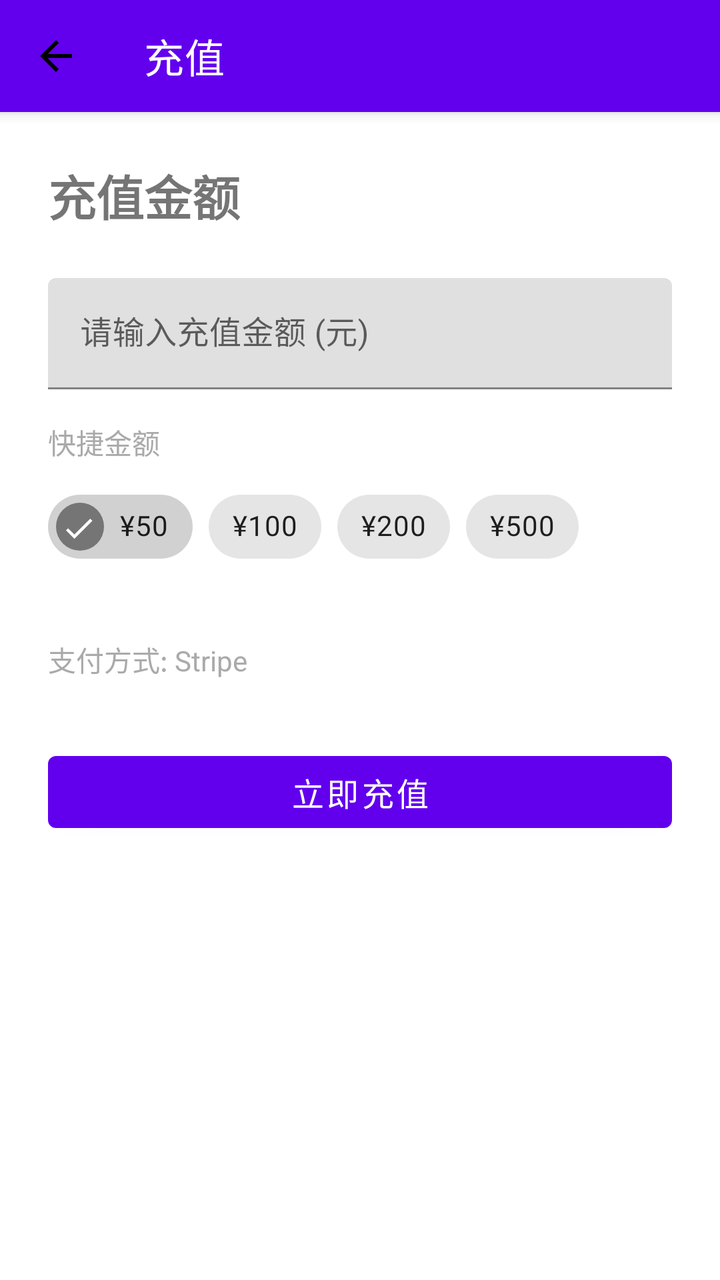
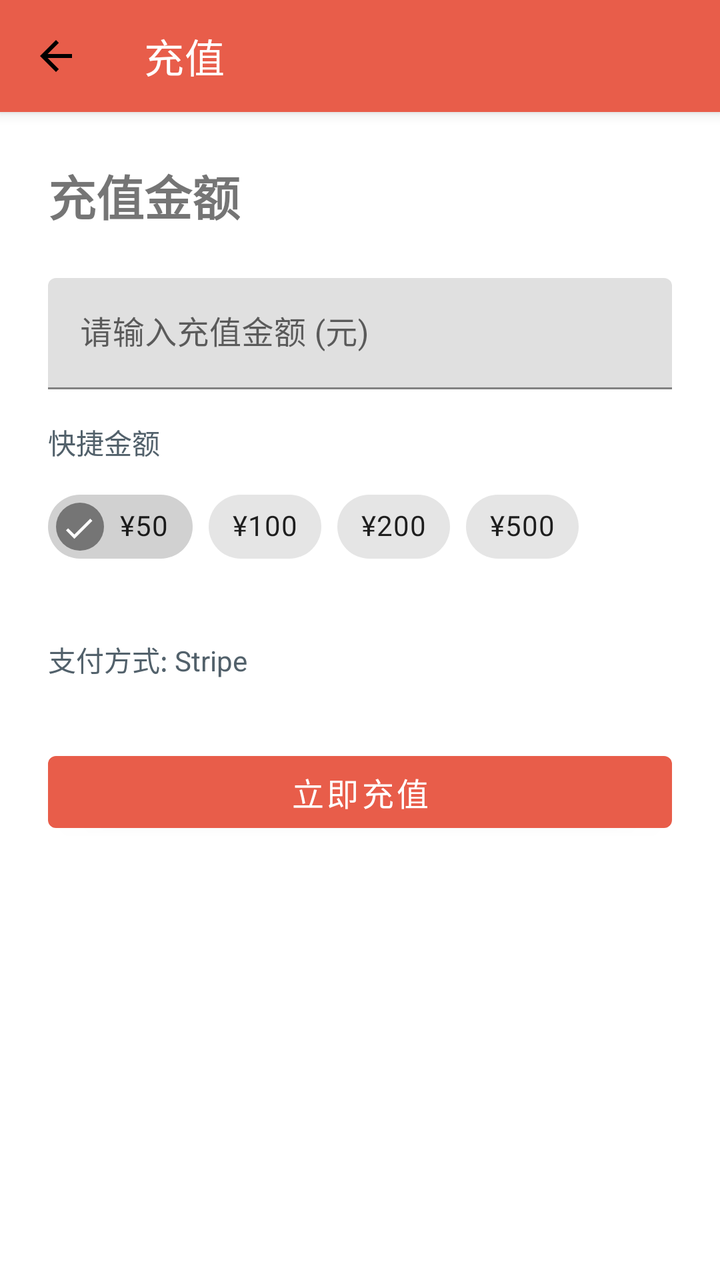

Before-and-after screenshots of an Android layout around one commit, followed by the original layout XML and the change that was made.
<!-- AndroidManifest.xml: activity theme Theme.WeightLossBetting -->
<!-- res/layout/activity_charge.xml -->
<?xml version="1.0" encoding="utf-8"?>
<LinearLayout xmlns:android="http://schemas.android.com/apk/res/android"
    xmlns:app="http://schemas.android.com/apk/res-auto"
    android:layout_width="match_parent"
    android:layout_height="match_parent"
    android:orientation="vertical">

    <com.google.android.material.appbar.MaterialToolbar
        android:id="@+id/toolbar"
        android:layout_width="match_parent"
        android:layout_height="?attr/actionBarSize"
        android:background="?attr/colorPrimary"
        android:elevation="4dp"
        app:title="充值"
        app:titleTextColor="@android:color/white"
        app:navigationIcon="@drawable/ic_arrow_back" />

    <LinearLayout
        android:layout_width="match_parent"
        android:layout_height="wrap_content"
        android:orientation="vertical"
        android:padding="24dp">

        <TextView
            android:layout_width="wrap_content"
            android:layout_height="wrap_content"
            android:text="充值金额"
            android:textSize="24sp"
            android:textStyle="bold"
            android:layout_marginBottom="24dp" />

        
        <com.google.android.material.textfield.TextInputLayout
            android:layout_width="match_parent"
            android:layout_height="wrap_content"
            android:hint="请输入充值金额 (元)"
            android:layout_marginBottom="16dp">

            <com.google.android.material.textfield.TextInputEditText
                android:id="@+id/etAmount"
                android:layout_width="match_parent"
                android:layout_height="wrap_content"
                android:inputType="numberDecimal" />
        </com.google.android.material.textfield.TextInputLayout>

        
        <TextView
            android:layout_width="wrap_content"
            android:layout_height="wrap_content"
            android:text="快捷金额"
            android:textSize="14sp"
            android:textColor="@android:color/darker_gray"
            android:layout_marginBottom="8dp" />

        <com.google.android.material.chip.ChipGroup
            android:id="@+id/chipGroupAmount"
            android:layout_width="match_parent"
            android:layout_height="wrap_content"
            android:layout_marginBottom="32dp"
            app:singleSelection="true"
            app:checkedChip="@id/chip50">

            <com.google.android.material.chip.Chip
                android:id="@+id/chip50"
                android:layout_width="wrap_content"
                android:layout_height="wrap_content"
                android:text="¥50"
                android:checkable="true" />

            <com.google.android.material.chip.Chip
                android:id="@+id/chip100"
                android:layout_width="wrap_content"
                android:layout_height="wrap_content"
                android:text="¥100"
                android:checkable="true" />

            <com.google.android.material.chip.Chip
                android:id="@+id/chip200"
                android:layout_width="wrap_content"
                android:layout_height="wrap_content"
                android:text="¥200"
                android:checkable="true" />

            <com.google.android.material.chip.Chip
                android:id="@+id/chip500"
                android:layout_width="wrap_content"
                android:layout_height="wrap_content"
                android:text="¥500"
                android:checkable="true" />

        </com.google.android.material.chip.ChipGroup>

        
        <TextView
            android:layout_width="wrap_content"
            android:layout_height="wrap_content"
            android:text="支付方式: Stripe"
            android:textSize="14sp"
            android:textColor="@android:color/darker_gray"
            android:layout_marginBottom="32dp" />

        
        <Button
            android:id="@+id/btnCharge"
            android:layout_width="match_parent"
            android:layout_height="wrap_content"
            android:text="立即充值"
            android:textSize="16sp" />

        
        <ProgressBar
            android:id="@+id/progressBar"
            android:layout_width="wrap_content"
            android:layout_height="wrap_content"
            android:layout_gravity="center"
            android:layout_marginTop="16dp"
            android:visibility="gone" />

    </LinearLayout>

</LinearLayout>
<!-- resources referenced by this layout -->
<resources>
  <!-- drawable ic_arrow_back (drawable) -->
  <vector xmlns:android="http://schemas.android.com/apk/res/android"
      android:width="24dp"
      android:height="24dp"
      android:viewportWidth="24"
      android:viewportHeight="24">
      <path
          android:fillColor="#000000"
          android:pathData="M20,11H7.83l5.59,-5.59L12,4l-8,8 8,8 1.41,-1.41L7.83,13H20v-2z"/>
  </vector>
  <style name="Theme.WeightLossBetting" parent="Theme.MaterialComponents.DayNight.NoActionBar">
          <item name="colorPrimary">@color/purple_500</item>
          <item name="colorPrimaryDark">@color/purple_700</item>
          <item name="colorAccent">@color/purple_200</item>
          <item name="android:statusBarColor">@color/purple_700</item>
          
          
          <item name="XUIThemeStyle">@style/XUITheme.Phone</item>
      </style>
  <color name="purple_500">#FF6200EE</color>
  <color name="purple_700">#FF3700B3</color>
  <color name="purple_200">#FFBB86FC</color>
</resources>

<!-- the commit's change to res/layout/activity_charge.xml (unified diff, before → after) -->
@@ -49,7 +49,7 @@
             android:layout_height="wrap_content"
             android:text="快捷金额"
             android:textSize="14sp"
-            android:textColor="@android:color/darker_gray"
+            android:textColor="@color/xui_config_color_text_content"
             android:layout_marginBottom="8dp" />
 
         <com.google.android.material.chip.ChipGroup
@@ -96,7 +96,7 @@
             android:layout_height="wrap_content"
             android:text="支付方式: Stripe"
             android:textSize="14sp"
-            android:textColor="@android:color/darker_gray"
+            android:textColor="@color/xui_config_color_text_content"
             android:layout_marginBottom="32dp" />
 
         
<!-- resource entries referenced after the edit -->
@@ -1,5 +1,6 @@
 <!-- resources referenced by this layout -->
 <resources>
+  <color name="xui_config_color_text_content">#FF52616B</color>
   <!-- drawable ic_arrow_back (drawable) -->
   <vector xmlns:android="http://schemas.android.com/apk/res/android"
       android:width="24dp"
@@ -15,12 +16,14 @@
           <item name="colorPrimaryDark">@color/purple_700</item>
           <item name="colorAccent">@color/purple_200</item>
           <item name="android:statusBarColor">@color/purple_700</item>
+          <item name="android:navigationBarColor">@color/xui_config_color_background</item>
           
           
           <item name="XUIThemeStyle">@style/XUITheme.Phone</item>
       </style>
-  <color name="purple_500">#FF6200EE</color>
-  <color name="purple_700">#FF3700B3</color>
-  <color name="purple_200">#FFBB86FC</color>
+  <color name="purple_500">#FFE85D4A</color>
+  <color name="purple_700">#FFB94235</color>
+  <color name="purple_200">#FFF7B6A8</color>
+  <color name="xui_config_color_background">#FFF7F5F0</color>
 </resources>
 
